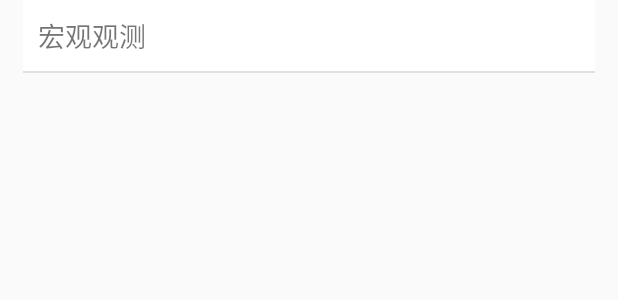
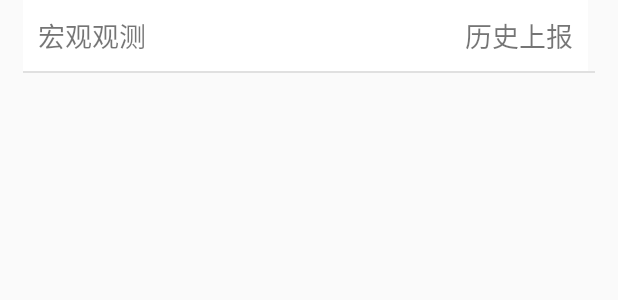
Before and after one commit to xingyufeifan/GSGDSecond, an Android app: the layout item_child_view.xml on its own in the app's theme, with its tools: preview values and no code run, on a phone screen of 412 x 824 dp. Shown: the top 300 px of the screen. Run offline under Robolectric (Android 15) with nearby library versions, the phone set to English and light mode, and no system bars.

Commit message:
群测群防已上报

```diff
--- a/app/src/main/java/com/nandi/gsgdsecond/activity/DailyListActivity.java
+++ b/app/src/main/java/com/nandi/gsgdsecond/activity/DailyListActivity.java
@@ -12,6 +12,8 @@ import android.widget.TextView;
 
 import com.nandi.gsgdsecond.R;
 import com.nandi.gsgdsecond.adapter.DailyFragmentAdapter;
+import com.nandi.gsgdsecond.fragment.NoReport;
+import com.nandi.gsgdsecond.fragment.YesReport;
 import com.nandi.gsgdsecond.utils.CommonUtils;
 import com.nandi.gsgdsecond.utils.MyProgressBar;
 import com.nandi.gsgdsecond.utils.ToastUtils;
--- a/app/src/main/java/com/nandi/gsgdsecond/activity/DailyReportActivity.java
+++ b/app/src/main/java/com/nandi/gsgdsecond/activity/DailyReportActivity.java
@@ -10,11 +10,11 @@ import android.widget.Button;
 import android.widget.EditText;
 import android.widget.ImageView;
 import android.widget.LinearLayout;
-import android.widget.RelativeLayout;
 import android.widget.TextView;
 
 import com.nandi.gsgdsecond.R;
 import com.nandi.gsgdsecond.bean.DailyLogInfo;
+import com.nandi.gsgdsecond.fragment.YesReport;
 import com.nandi.gsgdsecond.greendao.GreenDaoHelper;
 import com.nandi.gsgdsecond.utils.Api;
 import com.nandi.gsgdsecond.utils.CommonUtils;
--- a/app/src/main/java/com/nandi/gsgdsecond/activity/NoReport.java
+++ b/app/src/main/java/com/nandi/gsgdsecond/fragment/NoReport.java
@@ -1,4 +1,4 @@
-package com.nandi.gsgdsecond.activity;
+package com.nandi.gsgdsecond.fragment;
 
 import android.content.Intent;
 import android.os.Bundle;
@@ -13,6 +13,7 @@ import android.view.View;
 import android.view.ViewGroup;
 
 import com.nandi.gsgdsecond.R;
+import com.nandi.gsgdsecond.activity.DailyReportActivity;
 import com.nandi.gsgdsecond.adapter.DailyListAdapter;
 import com.nandi.gsgdsecond.bean.DailyLogInfo;
 import com.nandi.gsgdsecond.greendao.GreenDaoHelper;
--- a/app/src/main/java/com/nandi/gsgdsecond/activity/YesReport.java
+++ b/app/src/main/java/com/nandi/gsgdsecond/fragment/YesReport.java
@@ -1,4 +1,4 @@
-package com.nandi.gsgdsecond.activity;
+package com.nandi.gsgdsecond.fragment;
 
 import android.content.Intent;
 import android.os.Bundle;
@@ -13,6 +13,7 @@ import android.view.View;
 import android.view.ViewGroup;
 
 import com.nandi.gsgdsecond.R;
+import com.nandi.gsgdsecond.activity.DailyReportActivity;
 import com.nandi.gsgdsecond.adapter.DailyListAdapter;
 import com.nandi.gsgdsecond.bean.DailyBean;
 import com.nandi.gsgdsecond.bean.DailyLogInfo;
--- a/app/src/main/java/com/nandi/gsgdsecond/utils/ToastUtils.java
+++ b/app/src/main/java/com/nandi/gsgdsecond/utils/ToastUtils.java
@@ -26,4 +26,7 @@ public class ToastUtils {
     public static void showLong(Context context,CharSequence text) {
         if(isShow)Toast.makeText(context,text,Toast.LENGTH_LONG).show();
     }
+
+    public static void showLong(String s) {
+    }
 }
--- a/app/src/main/res/layout/item_child_view.xml
+++ b/app/src/main/res/layout/item_child_view.xml
@@ -4,21 +4,42 @@
     android:layout_height="match_parent"
     android:orientation="vertical">
 
-    <TextView
-        android:id="@+id/tv_name"
+    <LinearLayout
         android:layout_width="match_parent"
         android:layout_height="wrap_content"
-        android:background="@color/white"
-        android:padding="10dp"
-        android:text="宏观观测"
-        android:layout_marginLeft="15dp"
-        android:layout_marginRight="15dp"
-        android:textSize="18sp" />
+        android:orientation="horizontal">
+
+        <TextView
+            android:id="@+id/tv_name"
+            android:layout_width="0dp"
+            android:layout_height="wrap_content"
+            android:layout_marginLeft="15dp"
+            android:layout_weight="1"
+            android:background="@color/white"
+            android:padding="10dp"
+            android:text="宏观观测"
+            android:textSize="18sp" />
+
+        <TextView
+            android:id="@+id/nextView"
+            android:layout_width="0dp"
+            android:layout_height="wrap_content"
+            android:layout_weight="1"
+            android:background="@color/white"
+            android:gravity="right"
+            android:padding="10dp"
+            android:layout_marginRight="20dp"
+            android:text="历史上报"
+            android:textSize="18sp" />
+
+
+    </LinearLayout>
+
 
     <TextView
         android:layout_width="match_parent"
         android:layout_height="1dp"
-        android:background="@color/dividerColor"
         android:layout_marginLeft="15dp"
-        android:layout_marginRight="15dp"/>
+        android:layout_marginRight="15dp"
+        android:background="@color/dividerColor" />
 </LinearLayout>
```
Also changed, not shown: app/src/main/AndroidManifest.xml (+8 -4 lines), app/src/main/java/com/nandi/gsgdsecond/activity/DisasterActivity.java (added, +17 -0 lines), app/src/main/java/com/nandi/gsgdsecond/activity/MonitorListActivity.java (added, +44 -0 lines), app/src/main/java/com/nandi/gsgdsecond/adapter/ExpandableAdapter.java (+26 -1 lines), app/src/main/res/layout/activity_disaster.xml (added, +14 -0 lines), app/src/main/res/layout/activity_monitor_list.xml (added, +24 -0 lines).
